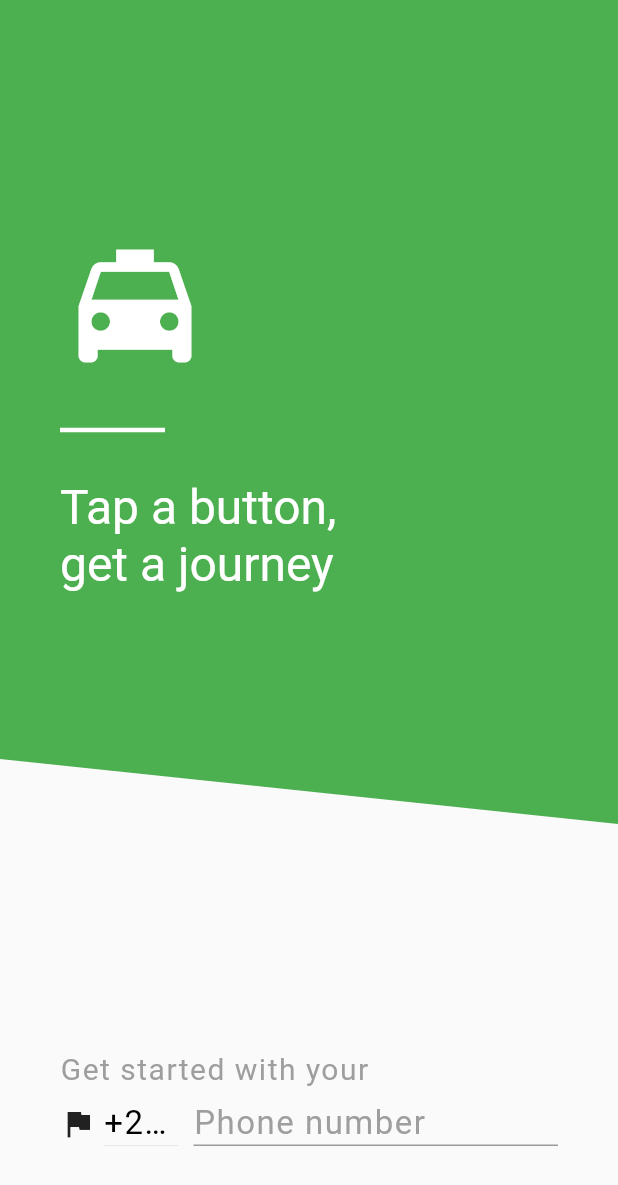
After one commit to goody-h/bolt_clone, a Flutter app: the screen it shows after launch, on a phone screen of 412 x 824 dp. The commit adds this screen. Shown: the top 1185 px of the screen. Run offline on Flutter 3.47's test engine with Material 2 defaults, Android fonts, the phone set to English and light mode, and no system bars; our stand-ins replace bloc, cloud_firestore, equatable, firebase_auth, flutter_bloc, geolocator and 1 more; missing offline and left inert: flutter_paystack, keyboard_visibility; accounts and stored records are empty; network calls fail.

Commit message:
Add login route

```diff
--- /dev/null
+++ b/lib/routes/login/login.dart
@@ -0,0 +1,282 @@
+import 'package:bolt_clone/routes/home/home.dart';
+import 'package:flutter/material.dart';
+import 'dart:math';
+import 'package:keyboard_visibility/keyboard_visibility.dart';
+
+class Login extends StatefulWidget {
+  @override
+  _LoginState createState() => _LoginState();
+}
+
+class _LoginState extends State<Login> {
+  @override
+  void initState() {
+    KeyboardVisibilityNotification().addNewListener(
+      onChange: (visible) => setState(() => isKeyboardVisible = visible),
+    );
+    super.initState();
+  }
+
+  bool isKeyboardVisible = false;
+
+  @override
+  Widget build(BuildContext context) {
+    return Scaffold(
+      resizeToAvoidBottomInset: false,
+      body: Stack(
+        children: <Widget>[
+          Column(
+            children: <Widget>[
+              Expanded(
+                flex: 2,
+                child: ClipPath(
+                  clipper: BackClip(),
+                  child: Container(
+                    height: double.infinity,
+                    width: double.infinity,
+                    color: Colors.green,
+                    child: Padding(
+                      padding: EdgeInsets.all(40),
+                      child: Column(
+                        mainAxisAlignment: MainAxisAlignment.center,
+                        crossAxisAlignment: CrossAxisAlignment.start,
+                        children: <Widget>[
+                          Hero(
+                            tag: "logo",
+                            child: Icon(
+                              Icons.local_taxi,
+                              color: Colors.white,
+                              size: 100,
+                            ),
+                          ),
+                          Container(
+                            width: 70,
+                            child: Divider(
+                              height: 65,
+                              color: Colors.white,
+                              thickness: 3,
+                            ),
+                          ),
+                          Text(
+                            "Tap a button,",
+                            style: TextStyle(
+                              color: Colors.white,
+                              fontSize: 32,
+                            ),
+                          ),
+                          Text(
+                            "get a journey",
+                            style: TextStyle(
+                              color: Colors.white,
+                              fontSize: 32,
+                            ),
+                          ),
+                        ],
+                      ),
+                    ),
+                  ),
+                ),
+              ),
+              Expanded(
+                flex: 1,
+                child: Stack(
+                  children: <Widget>[
+                    Positioned(
+                      bottom: 100,
+                      left: 40,
+                      right: 40,
+                      child: Text(
+                        "Get started with your",
+                        style: TextStyle(
+                            color: Colors.grey, fontSize: 20, letterSpacing: 1),
+                      ),
+                    )
+                  ],
+                ),
+              ),
+            ],
+          ),
+          IgnorePointer(
+            ignoring: !isKeyboardVisible,
+            child: AnimatedOpacity(
+              opacity: isKeyboardVisible ? 1 : 0,
+              duration: Duration(milliseconds: 300),
+              child: MediaQuery(
+                data: MediaQuery.of(context),
+                child: Container(
+                  color: Colors.white,
+                  height: double.infinity,
+                  width: double.infinity,
+                  padding: EdgeInsets.only(
+                    bottom: MediaQuery.of(context).viewInsets.bottom + 25,
+                    top: MediaQuery.of(context).viewInsets.top + 25,
+                  ),
+                  child: Stack(
+                    children: <Widget>[
+                      Align(
+                        alignment: Alignment.topLeft,
+                        child: FlatButton(
+                          padding: EdgeInsets.only(right: 30),
+                          onPressed: () {
+                            FocusManager.instance.primaryFocus.unfocus();
+                          },
+                          child: Icon(Icons.arrow_back),
+                        ),
+                      ),
+                      Positioned(
+                        left: 0,
+                        right: 0,
+                        top: 0,
+                        child: Padding(
+                          padding: EdgeInsets.only(top: 100),
+                          child: Column(
+                            mainAxisAlignment: MainAxisAlignment.start,
+                            crossAxisAlignment: CrossAxisAlignment.center,
+                            children: <Widget>[
+                              Text(
+                                "You'll get an SMS to",
+                                style:
+                                    TextStyle(fontSize: 18, letterSpacing: 1),
+                              ),
+                              Text(
+                                "confirm your number",
+                                style:
+                                    TextStyle(fontSize: 18, letterSpacing: 1),
+                              ),
+                            ],
+                          ),
+                        ),
+                      ),
+                      Positioned(
+                        left: 0,
+                        right: 0,
+                        bottom: 0,
+                        child: Padding(
+                          padding: EdgeInsets.only(top: 100),
+                          child: Column(
+                            mainAxisAlignment: MainAxisAlignment.end,
+                            crossAxisAlignment: CrossAxisAlignment.center,
+                            children: <Widget>[
+                              Text(
+                                "Or login with Facebook",
+                                style:
+                                    TextStyle(fontSize: 14, letterSpacing: 1),
+                              ),
+                              Padding(
+                                padding: EdgeInsets.only(
+                                    top: 15, left: 25, right: 25),
+                                child: RaisedButton(
+                                  onPressed: () {
+                                    Navigator.of(context).pushReplacement(
+                                        MaterialPageRoute(
+                                            builder: (context) => Home()));
+                                  },
+                                  child: Text(
+                                    "NEXT",
+                                    style: TextStyle(
+                                        fontSize: 18, letterSpacing: 1),
+                                  ),
+                                ),
+                              ),
+                            ],
+                          ),
+                        ),
+                      ),
+                    ],
+                  ),
+                ),
+              ),
+            ),
+          ),
+          AnimatedContainer(
+            duration: Duration(milliseconds: 300),
+            child: Row(
+              children: <Widget>[
+                Icon(Icons.flag),
+                Container(
+                  width: 65,
+                  padding: EdgeInsets.only(right: 10, left: 5),
+                  child: TextField(
+                    maxLines: 1,
+                    enabled: false,
+                    keyboardType: TextInputType.number,
+                    decoration: InputDecoration(
+                      hintText: "+234",
+                      contentPadding: EdgeInsets.only(
+                        top: 2,
+                        bottom: 2,
+                        left: 0,
+                        right: 0,
+                      ),
+                      isDense: true,
+                      hintStyle: TextStyle(
+                          fontSize: 22, color: Colors.black, letterSpacing: 1),
+                      disabledBorder: UnderlineInputBorder(
+                        borderSide: BorderSide(
+                          color: Colors.grey[300],
+                          width: isKeyboardVisible ? 2 : 0.5,
+                        ),
+                      ),
+                    ),
+                    style: TextStyle(fontSize: 22),
+                    showCursor: isKeyboardVisible,
+                  ),
+                ),
+                Expanded(
+                  child: TextField(
+                    maxLines: 1,
+                    keyboardType: TextInputType.number,
+                    decoration: InputDecoration(
+                      hintText: "Phone number",
+                      contentPadding: EdgeInsets.only(
+                        top: 2,
+                        bottom: 2,
+                        left: 0,
+                        right: 0,
+                      ),
+                      isDense: true,
+                      hintStyle: TextStyle(
+                          fontSize: 22, color: Colors.grey, letterSpacing: 1),
+                      focusedBorder: UnderlineInputBorder(
+                        borderSide: BorderSide(
+                          color: isKeyboardVisible
+                              ? Colors.green
+                              : Colors.grey[300],
+                          width: isKeyboardVisible ? 2 : 0.5,
+                        ),
+                      ),
+                    ),
+                    cursorColor: Colors.green,
+                    style: TextStyle(fontSize: 22),
+                    showCursor: isKeyboardVisible,
+                  ),
+                )
+              ],
+            ),
+            padding: EdgeInsets.only(top: 200, bottom: 60, left: 40, right: 40),
+            alignment: isKeyboardVisible
+                ? Alignment.topCenter
+                : Alignment.bottomCenter,
+          ),
+        ],
+      ),
+    );
+  }
+}
+
+class BackClip extends CustomClipper<Path> {
+  @override
+  Path getClip(Size size) {
+    var path = Path();
+    path.lineTo(size.width, 0.0);
+    path.lineTo(size.width, size.height);
+    path.lineTo(0.0, size.height - (tan(pi * 6 / 180) * size.width));
+    path.close();
+    return path;
+  }
+
+  @override
+  bool shouldReclip(BackClip clipper) {
+    return true;
+  }
+}
```
Also changed, not shown: lib/routes/home/home.dart (+12 -3 lines), lib/routes/login/login copy.dart (added, +119 -0 lines), lib/routes/splash/splash.dart (+40 -7 lines).
